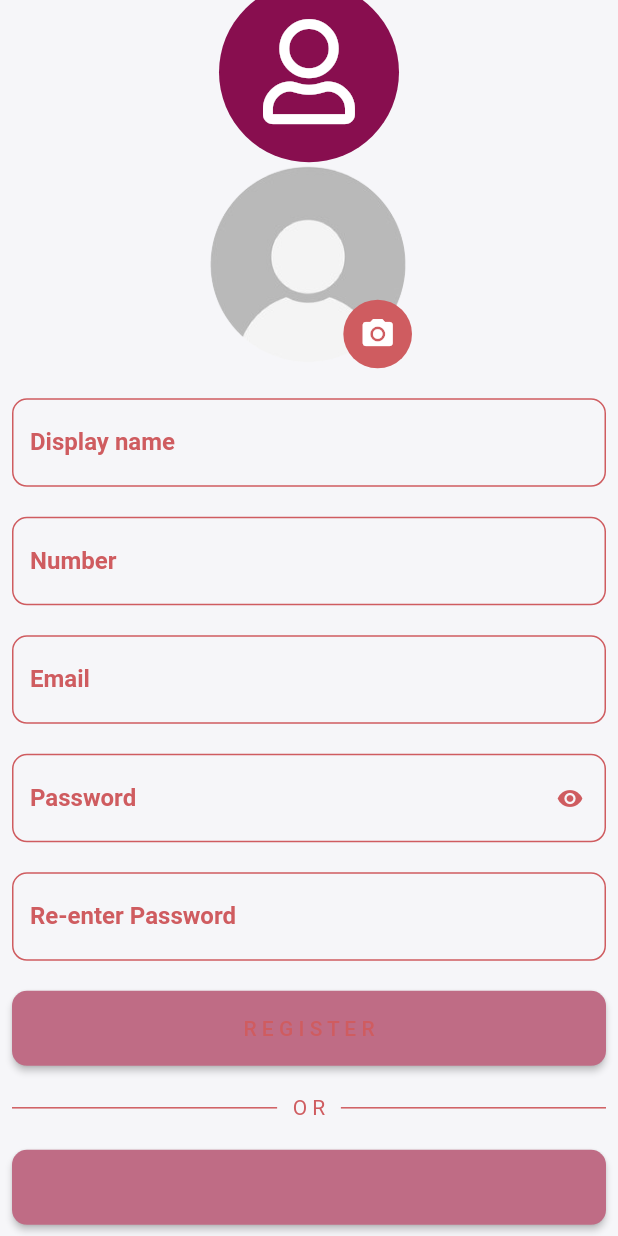
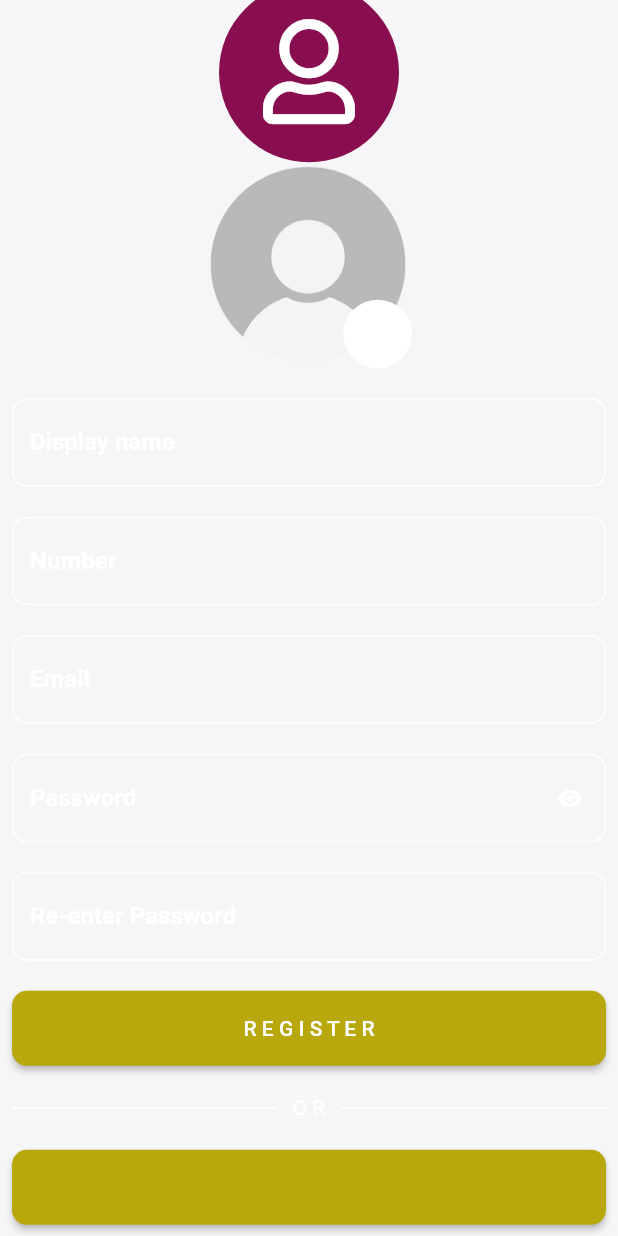
Before and after one commit to wamiqsiddiqui/chatmate, a Flutter app: the SignUp screen opened directly, scrolled down 106 dp, on a phone screen of 412 x 824 dp. Run offline on Flutter 3.47's test engine with Material 2 defaults, Android fonts, the phone set to English and light mode, and no system bars; drawn by our look-alikes of rounded_loading_button; our stand-ins replace badges, cloud_firestore, connectivity, firebase_auth, firebase_core, firebase_messaging and 6 more; missing offline and left inert: agora_rtc_engine; accounts and stored records are empty; network calls fail.

Commit message:
theme work

```diff
--- a/lib/Services/FirebaseServices.dart
+++ b/lib/Services/FirebaseServices.dart
@@ -25,7 +25,9 @@ class FirebaseServices {
       CAUser fieldValue = CAUser.fromJson(doc);
       print('field = ${fieldValue.fcmToken}');
       Box box = Hive.box(BoxKeys.token);
-      if (fieldValue.fcmToken != box.get(CacheKeys.fcmToken)!) {
+      // print('box.keys = ${box.keys}');
+      // print('box.get(CacheKeys.fcmToken) = ${box.get(CacheKeys.fcmToken)}');
+      if (fieldValue.fcmToken != box.get(CacheKeys.fcmToken)) {
         print("Logged in else where so loggin out here");
         signOut(removeFcmToken: false);
         return false;
--- a/lib/Widgets/UserCircle.dart
+++ b/lib/Widgets/UserCircle.dart
@@ -14,7 +14,7 @@ class UserCircle extends StatelessWidget {
       },
       child: CircleAvatar(
         // radius: 24,
-        backgroundColor: ThemeColors.receiverColor,
+        backgroundColor: Color.fromARGB(255, 146, 161, 165),
         child: Stack(
           children: [
             Align(
--- a/lib/themes/AppColors.dart
+++ b/lib/themes/AppColors.dart
@@ -15,7 +15,7 @@ class AppColors {
   static const scaffoldBackgroundColor = Color(0xFFF6F6F9);
   static const transparent = Colors.transparent;
   static const MaterialColor customPrimary =
-      MaterialColor(0xFFBF6C85, <int, Color>{
+      MaterialColor(0xFFb9a80d, <int, Color>{
     50: Color.fromRGBO(78, 177, 203, .1),
     100: Color.fromRGBO(78, 177, 203, .2),
     200: Color.fromRGBO(78, 177, 203, .3),
@@ -32,12 +32,12 @@ class AppColors {
 class ThemeColors {
   static const white = Colors.white;
   static const black = Colors.black;
-  static const primaryColor = Color(0xFFBF6C85); //#E84E4E
-  static const secondaryColor = Color(0xFFCF5C60);
-  static const senderColor = Color(0xFF5281CE); //#FF5A3C
+  static const primaryColor = Color.fromARGB(255, 185, 168, 13); //#E84E4E
+  static const secondaryColor = Color.fromARGB(255, 255, 255, 255);
+  static const senderColor = Color.fromARGB(255, 184, 175, 93); //#FF5A3C
   static const receiverColor2 = Color(0xFF4AB471);
-  static const receiverColor = Color(0xFF7FC7DB);
+  static const receiverColor = Color.fromARGB(255, 146, 161, 165);
   static const senderColor2 = Color(0xFFD96383);
-  static const gradient1 = Color(0xFFAE4FF3);
-  static const gradient2 = Color(0xFFD568F5);
+  static const gradient1 = Color.fromARGB(255, 151, 153, 14);
+  static const gradient2 = Color.fromARGB(255, 203, 248, 0);
 }
```
Also changed, not shown: lib/Views/ChatsList.dart (+3 -6 lines), lib/Views/home.dart (+20 -19 lines), lib/Widgets/ChatTile.dart (+15 -16 lines), pubspec.lock.
